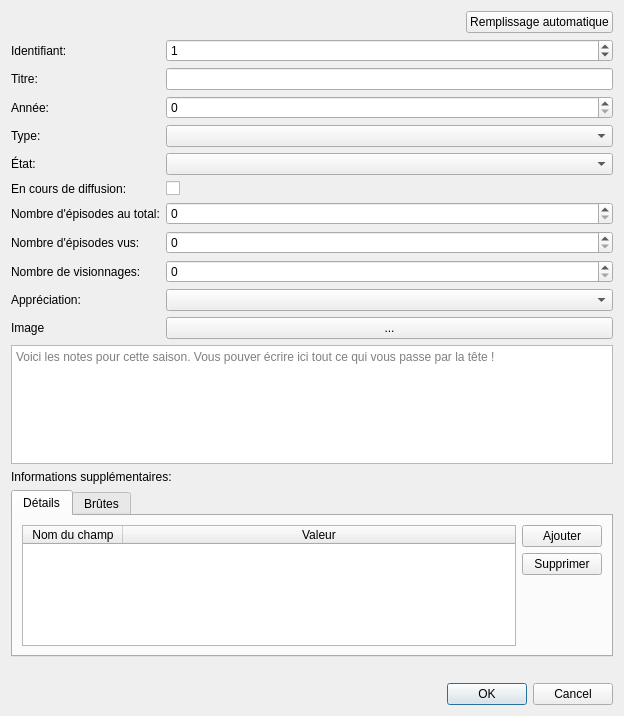
seigneurfuo/MyAnimeManager3, file src/ui/dialogs/season.ui: the form before one commit.
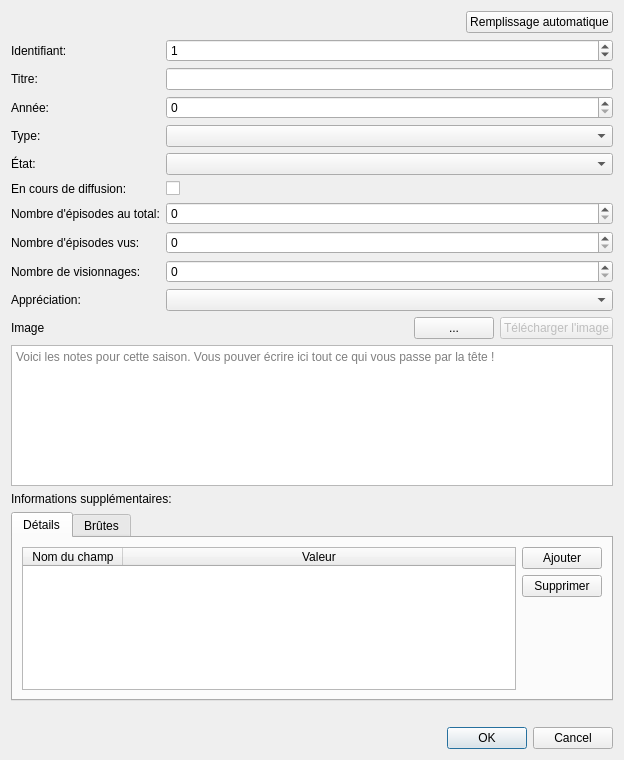
The form after the commit. Icons and pictures are not drawn.

Commit message: Ajout d'un bouton pour le téléchargement de l'image après un chargement de l'autocomplétion.

Diff of the .ui file:
```diff
--- a/src/ui/dialogs/season.ui
+++ b/src/ui/dialogs/season.ui
@@ -10,7 +10,7 @@
     <x>0</x>
     <y>0</y>
     <width>624</width>
-    <height>716</height>
+    <height>760</height>
    </rect>
   </property>
   <property name="windowTitle">
@@ -22,13 +22,6 @@
   <layout class="QVBoxLayout" name="verticalLayout_3">
    <item>
     <layout class="QGridLayout" name="gridLayout">
-     <item row="11" column="2">
-      <widget class="QPushButton" name="choose_picture_button">
-       <property name="text">
-        <string>...</string>
-       </property>
-      </widget>
-     </item>
      <item row="5" column="0">
       <widget class="QLabel" name="label_5">
        <property name="text">
@@ -228,6 +221,44 @@
        </item>
       </layout>
      </item>
+     <item row="11" column="2">
+      <layout class="QHBoxLayout" name="horizontalLayout_5">
+       <item>
+        <spacer name="horizontalSpacer_3">
+         <property name="orientation">
+          <enum>Qt::Horizontal</enum>
+         </property>
+         <property name="sizeHint" stdset="0">
+          <size>
+           <width>40</width>
+           <height>20</height>
+          </size>
+         </property>
+        </spacer>
+       </item>
+       <item>
+        <widget class="QPushButton" name="choose_picture_button">
+         <property name="text">
+          <string>...</string>
+         </property>
+        </widget>
+       </item>
+       <item>
+        <widget class="QPushButton" name="pushButton_4">
+         <property name="enabled">
+          <bool>false</bool>
+         </property>
+         <property name="text">
+          <string>Télécharger l'image</string>
+         </property>
+         <property name="icon">
+          <iconset>
+           <normaloff>../../resources/icons/drive-download.png</normaloff>../../resources/icons/drive-download.png</iconset>
+         </property>
+        </widget>
+       </item>
+      </layout>
+     </item>
     </layout>
    </item>
    <item>
```
Left out of the diff: 6 changed lines with no effect on the pictures. The commit also changes 4 other files.
